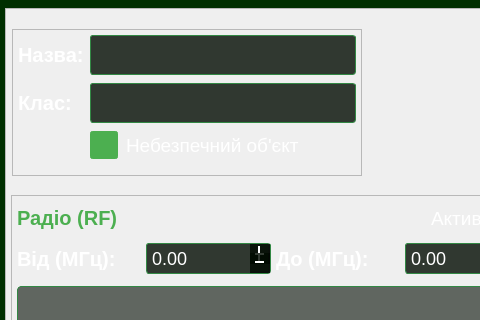
First picture: the form in app/ui/object_editor_dialog.ui, repository VadymKotsiuba1808/SDR_Pi, before the edit; both pictures show x 0 to 480 and y 0 to 320 of the 583 by 830 pixel window.
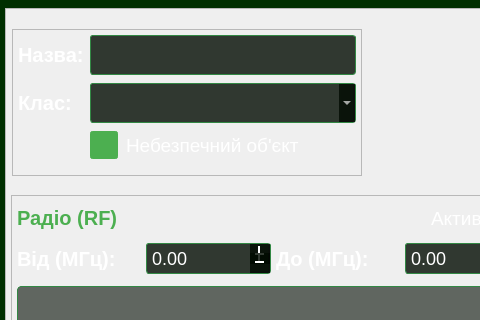
Second picture: the form after the edit.

Commit message: Added comboBox for classes in object_editor ui

Diff of the .ui file:
```diff
--- a/app/ui/object_editor_dialog.ui
+++ b/app/ui/object_editor_dialog.ui
@@ -260,16 +260,6 @@
                  </property>
                 </widget>
                </item>
-               <item row="1" column="1">
-                <widget class="QLineEdit" name="inpClass">
-                 <property name="minimumSize">
-                  <size>
-                   <width>0</width>
-                   <height>40</height>
-                  </size>
-                 </property>
-                </widget>
-               </item>
                <item row="2" column="1">
                 <widget class="QCheckBox" name="chkDangerous">
                  <property name="text">
@@ -280,6 +270,16 @@
                  </property>
                 </widget>
                </item>
+               <item row="1" column="1">
+                <widget class="QComboBox" name="comboClass">
+                 <property name="minimumSize">
+                  <size>
+                   <width>0</width>
+                   <height>40</height>
+                  </size>
+                 </property>
+                </widget>
+               </item>
               </layout>
              </widget>
             </item>
```
The commit also changes 1 other file.
